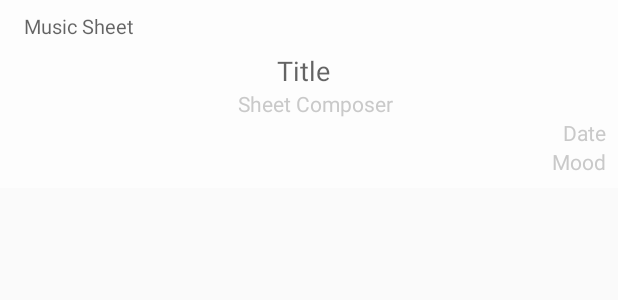
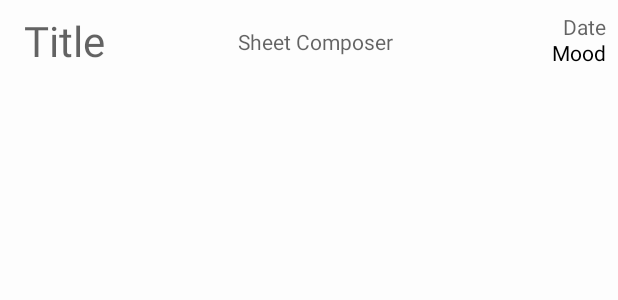
Before and after one commit to ChanggeonLee/drawingsound, an Android app: the layout item_sheet.xml on its own in the app's theme, with its tools: preview values and no code run, on a phone screen of 412 x 824 dp. Shown: the top 300 px of the screen. Run offline under Robolectric (Android 15) with nearby library versions, the phone set to English and light mode, and no system bars.

Commit message:
arrange sheetlist & add decoration

```diff
--- a/app/src/main/java/com/a7f/drawingsound/SheetListActivity.java
+++ b/app/src/main/java/com/a7f/drawingsound/SheetListActivity.java
@@ -3,6 +3,7 @@ package com.a7f.drawingsound;
 import android.content.Intent;
 import android.support.v7.app.AppCompatActivity;
 import android.os.Bundle;
+import android.support.v7.widget.DividerItemDecoration;
 import android.support.v7.widget.LinearLayoutManager;
 import android.support.v7.widget.RecyclerView;
 import android.util.Log;
@@ -45,9 +46,11 @@ public class SheetListActivity extends AppCompatActivity {
         RecyclerView recyclerView = findViewById(R.id.recycler_view);
 
         recyclerView.setLayoutManager(new LinearLayoutManager(this));
+        recyclerView.addItemDecoration(new DividerItemDecoration(recyclerView.getContext(),1));
         //recyclerView.setLayoutManager(new LinearLayoutManager(this, LinearLayout.HORIZONTAL, false));
         //new LinearLayoutManager(this, LinearLayout.HORIZONTAL, false);
         recyclerView.setAdapter(adapter);
+
 
         adapter.setItems(sheetsData.getItems());
         //recyclerView.setAdapter(adapter);
--- a/app/src/main/res/layout/item_sheet.xml
+++ b/app/src/main/res/layout/item_sheet.xml
@@ -2,7 +2,8 @@
 <FrameLayout xmlns:android="http://schemas.android.com/apk/res/android"
     xmlns:app="http://schemas.android.com/apk/res-auto"
     android:layout_width="match_parent"
-    android:layout_height="wrap_content">
+    android:layout_height="wrap_content"
+    android:singleLine="true">
 
     <!--<android.support.v7.widget.CardView-->
     <!--android:id="@+id/cv_item_movie_parent"-->
@@ -18,7 +19,7 @@
         <!--android:layout_height="540dp"-->
         <!--android:scaleType="centerCrop" />-->
 
-    <LinearLayout
+    <RelativeLayout
         android:layout_width="match_parent"
         android:layout_height="match_parent"
         android:layout_gravity="bottom"
@@ -26,58 +27,62 @@
         android:background="@android:color/white"
         android:orientation="vertical"
         android:paddingLeft="16dp"
+        android:singleLine="true"
         android:paddingTop="8dp"
         android:paddingRight="8dp"
         android:paddingBottom="8dp">
 
-        <TextView
-            android:id="@+id/TextViewSheet"
-            android:layout_width="match_parent"
-            android:layout_height="wrap_content"
-            android:layout_marginBottom="8dp"
-            android:text="Music Sheet"
-            android:textColor="@android:color/black"
-            android:textSize="13dp" />
+        <!--<TextView-->
+            <!--android:id="@+id/TextViewSheet"-->
+            <!--android:layout_width="match_parent"-->
+            <!--android:layout_height="wrap_content"-->
+            <!--android:layout_marginBottom="8dp"-->
+            <!--android:text="Music Sheet"-->
+            <!--android:textColor="@android:color/black"-->
+            <!--android:textSize="13dp" />-->
+
 
         <TextView
             android:id="@+id/TextViewTitle"
             android:layout_width="match_parent"
-            android:layout_height="wrap_content"
+            android:layout_height="match_parent"
             android:layout_marginRight="16dp"
             android:text="Title"
-            android:textAlignment="center"
             android:textColor="@android:color/black"
-            android:textSize="18dp" />
+            android:textSize="28dp" />
 
 
         <TextView
             android:id="@+id/TextViewComposer"
             android:layout_width="match_parent"
-            android:layout_height="wrap_content"
+            android:layout_height="match_parent"
+            android:layout_marginTop="10dp"
             android:text="Sheet Composer"
             android:textAlignment="center"
-            android:textColor="@android:color/darker_gray" />
+            android:textColor="@android:color/black" />
 
         <TextView
             android:id="@+id/TextViewDate"
             android:layout_width="match_parent"
-            android:layout_height="wrap_content"
+            android:layout_height="match_parent"
             android:gravity="end"
             android:text="Date"
             android:textAlignment="textEnd"
-            android:textColor="@android:color/darker_gray" />
+            android:textColor="@android:color/black" />
 
-        <TextView
-            android:id="@+id/TextViewMood"
-            android:layout_width="match_parent"
-            android:layout_height="wrap_content"
-            android:gravity="end"
-            android:text="Mood"
-            android:textAlignment="textEnd"
-            android:textColor="@android:color/darker_gray" />
 
-    </LinearLayout>
 
+    </RelativeLayout>
+    <TextView
+        android:id="@+id/TextViewMood"
+        android:layout_width="match_parent"
+        android:layout_height="match_parent"
+        android:layout_marginTop="25dp"
+        android:layout_marginRight="8dp"
+        android:gravity="end"
+        android:text="Mood"
+        android:textAlignment="textEnd"
+        android:textColor="@android:color/black" />
     <!--</android.support.v7.widget.CardView>-->
 
 </FrameLayout>
```
